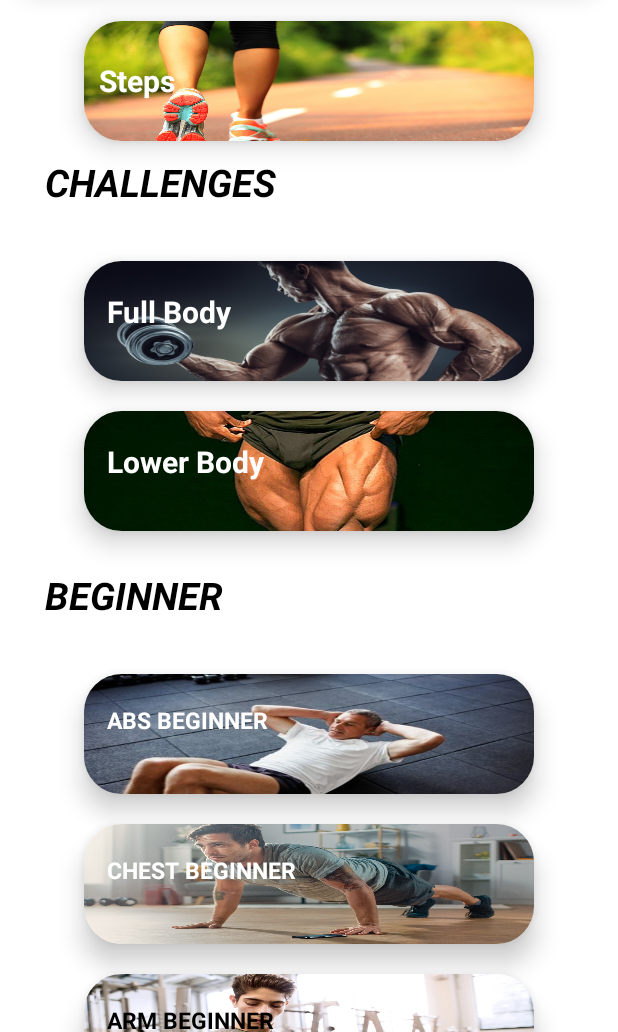
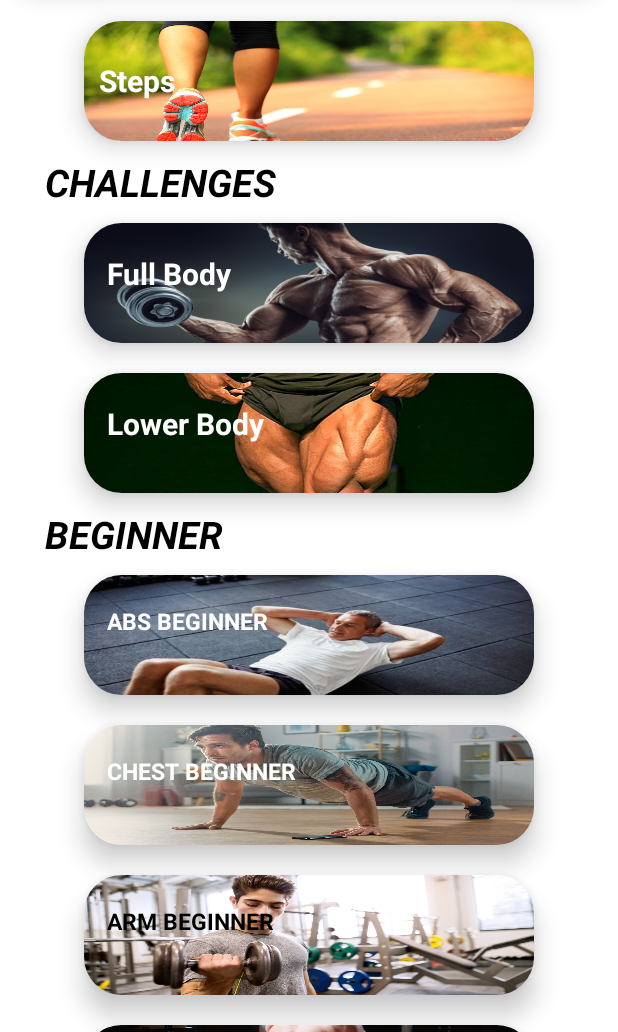
Before and after one commit to smghazijaffri/Fitness-App, an Android app: the layout activity_home.xml on its own in the app's theme, with its tools: preview values and no code run, on a phone screen of 412 x 824 dp, the part 204-1236 px from its top. Run offline under Robolectric (Android 15) with nearby library versions, the phone set to English and light mode, and no system bars.

Commit message:
Pakka 100% Complete

```diff
--- a/app/src/main/res/layout/activity_home.xml
+++ b/app/src/main/res/layout/activity_home.xml
@@ -106,7 +106,6 @@
         android:layout_height="wrap_content"
         android:text="CHALLENGES"
         android:textStyle="bold|italic"
-        android:layout_marginBottom="25dp"
         android:textColor="@color/black"
         android:textSize="25sp"
         android:layout_marginStart="30dp"/>
@@ -181,9 +180,7 @@
         android:layout_height="wrap_content"
         android:text="BEGINNER"
         android:textColor="@color/black"
-        android:layout_marginTop="15dp"
         android:textStyle="bold|italic"
-        android:layout_marginBottom="25dp"
         android:textSize="25sp"
         android:layout_marginStart="30dp"/>
     <androidx.cardview.widget.CardView
@@ -359,8 +356,6 @@
     android:layout_width="match_parent"
     android:layout_height="wrap_content"
     android:text="INTERMEDIATE"
-    android:layout_marginTop="15dp"
-    android:layout_marginBottom="25dp"
     android:textStyle="bold|italic"
     android:textColor="@color/black"
     android:textSize="25sp"
@@ -530,16 +525,12 @@
             android:fontFamily="sans-serif"
             android:textSize="15sp"
             android:textStyle="bold"/>
-
-
     </androidx.cardview.widget.CardView>
     <TextView
         android:layout_width="match_parent"
         android:layout_height="wrap_content"
         android:text="ADVANCED"
         android:textColor="@color/black"
-        android:layout_marginTop="15dp"
-        android:layout_marginBottom="25dp"
         android:textStyle="bold|italic"
         android:textSize="25sp"
         android:layout_marginStart="30dp"/>
```
